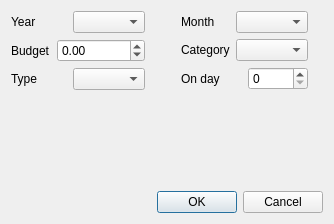
Above: QT/manageRecord.ui from wordtinker/SimpleBudget before the change. Below: the same form after it.
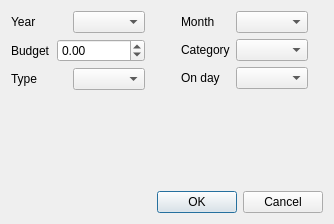
That is the form after the change.

Patch:
```diff
--- a/QT/manageRecord.ui
+++ b/QT/manageRecord.ui
@@ -125,7 +125,7 @@
           </widget>
          </item>
          <item>
-          <widget class="QSpinBox" name="dayBox"/>
+          <widget class="QComboBox" name="dayBox"/>
          </item>
         </layout>
        </item>
```
